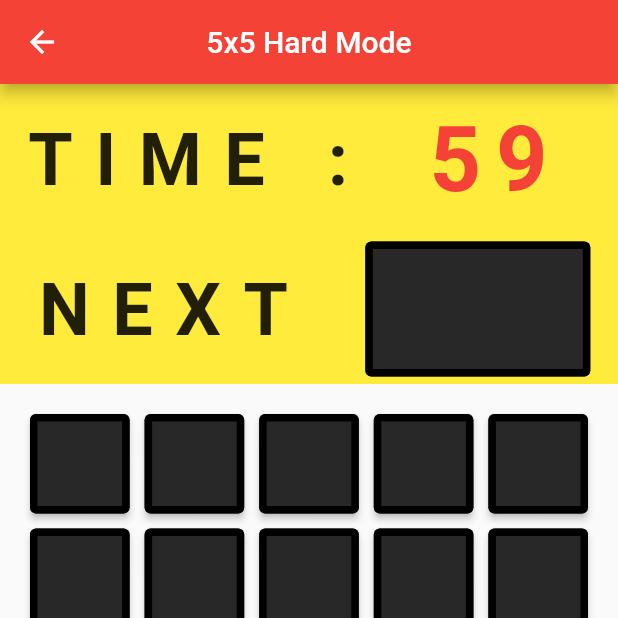
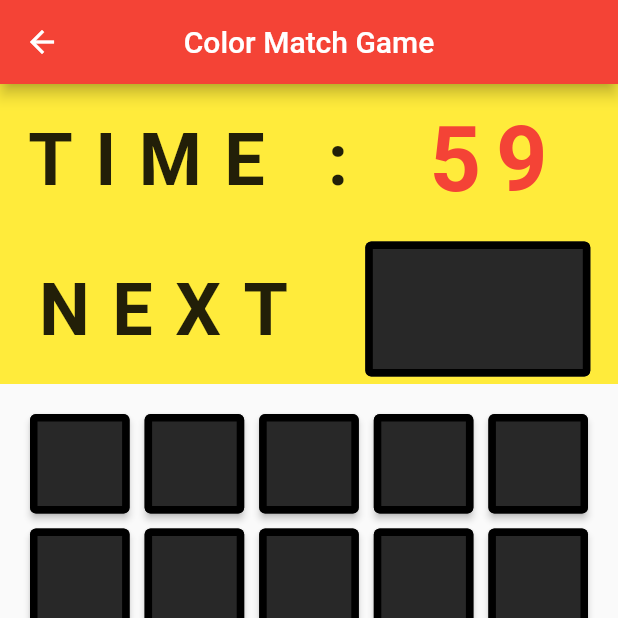
Before and after one commit to ikomanche/Flutter-Color-Game, a Flutter app: the screen it shows after launch, after a tap on "5x5", on a phone screen of 412 x 824 dp, the top half of it. Run offline on Flutter 3.47's test engine with Material 2 defaults, Android fonts, the phone set to English and light mode, and no system bars.

Commit message:
Refactor architecture(removed extra pages)

```diff
--- a/colorgame/lib/5x5.dart
+++ /dev/null
@@ -1,199 +0,0 @@
-import 'dart:async';
-import 'dart:math';
-import 'package:flutter/material.dart';
-import 'Score.dart';
-
-
-
-class MainPart5x5 extends StatelessWidget {
-  @override
-  Widget build(BuildContext context) {
-    return Scaffold(
-      appBar: AppBar(
-        title: Text("5x5 Hard Mode"),
-        centerTitle: true,
-      ),
-      body: Container(
-        //height: double.infinity,
-        child: Column(
-          children: [TimeCounter(), ColorMatch()],
-        ),
-      ),
-    );
-  }
-}
-
-class TimeCounter extends StatefulWidget {
-  @override
-  _TimeCounterState createState() => _TimeCounterState();
-}
-
-int globalscore = 0;
-
-class _TimeCounterState extends State<TimeCounter> {
-  int _counter = 60;
-  Timer _timer;
-
-  void _startTimer() {
-    _counter = 60;
-    if (_timer != null) {
-      _timer.cancel();
-    }
-    _timer = Timer.periodic(Duration(seconds: 1), (timer) {
-      setState(() {
-        if (_counter > 0) {
-          _counter--;
-        } else {
-          _timer.cancel();
-          Navigator.pushNamed(context, '/gameOver',
-              arguments: ScreenArguments(globalscore));
-        }
-      });
-    });
-  }
-
-  @override
-  void initState() {
-    super.initState();
-    _startTimer();
-    globalscore = 0;
-  }
-
-  @override
-  Widget build(BuildContext context) {
-    return Container(
-        height: 100,
-        color: Colors.yellow,
-        child: Row(
-          mainAxisAlignment: MainAxisAlignment.spaceEvenly,
-          children: [
-            Text(
-              'TIME :',
-              textAlign: TextAlign.left,
-              style: TextStyle(
-                  fontWeight: FontWeight.bold,
-                  fontSize: 48,
-                  wordSpacing: 5,
-                  letterSpacing: 15),
-            ),
-            ElevatedButton(
-              onPressed: null,
-              child: Text(
-                '$_counter',
-                textAlign: TextAlign.left,
-                style: TextStyle(
-                    fontWeight: FontWeight.bold,
-                    fontSize: 60,
-                    wordSpacing: 20,
-                    letterSpacing: 10,
-                    color: Colors.red),
-              ),
-              style: ButtonStyle(
-                backgroundColor: MaterialStateProperty.all(Colors.transparent),
-                minimumSize: MaterialStateProperty.all(Size(150, 90)),
-                //side: MaterialStateProperty.all(BorderSide(width: 5)),
-              ),
-            )
-          ],
-        ));
-  }
-}
-
-class ColorMatch extends StatefulWidget {
-  @override
-  _ColorMatchState createState() => _ColorMatchState();
-}
-
-class _ColorMatchState extends State<ColorMatch> {
-  getRandomColor() {
-    var randomColorValueR = Random().nextInt(255);
-    var randomColorValueB = Random().nextInt(255);
-    var randomColorValueG = Random().nextInt(255);
-    Color randomCOlor = Color.fromARGB(
-        255, randomColorValueR, randomColorValueB, randomColorValueG);
-    return randomCOlor;
-  }
-
-  getRandomIndex() {
-    var randomIndex = Random().nextInt(8);
-    return randomIndex;
-  }
-
-  @override
-  Widget build(BuildContext context) {
-    Color mainColor = getRandomColor();
-    int randomIndex = getRandomIndex();
-    return Container(
-      height: 620,
-      //color: Colors.blue,
-      child: Column(
-        children: [
-          Container(
-              height: 100,
-              color: Colors.yellow,
-              child: Column(
-                mainAxisAlignment: MainAxisAlignment.spaceEvenly,
-                crossAxisAlignment: CrossAxisAlignment.stretch,
-                children: [
-                  Row(
-                    mainAxisAlignment: MainAxisAlignment.spaceEvenly,
-                    children: [
-                      Text(
-                        'NEXT ',
-                        textAlign: TextAlign.left,
-                        style: TextStyle(
-                            fontWeight: FontWeight.bold,
-                            fontSize: 48,
-                            wordSpacing: 20,
-                            letterSpacing: 15),
-                      ),
-                      ElevatedButton(
-                        onPressed: null,
-                        child: null,
-                        style: ButtonStyle(
-                          backgroundColor: MaterialStateProperty.all(mainColor),
-                          minimumSize: MaterialStateProperty.all(Size(150, 90)),
-                          side: MaterialStateProperty.all(BorderSide(width: 5)),
-                        ),
-                      )
-                    ],
-                  )
-                ],
-              )),
-          Container(
-            height: 520,
-            child: GridView.count(
-              crossAxisCount: 5,
-              primary: false,
-              padding: const EdgeInsets.all(20),
-              crossAxisSpacing: 10,
-              mainAxisSpacing: 10,
-              children: List.generate(25, (index) {
-                return ElevatedButton(
-                  onPressed: randomIndex == index
-                      ? () {
-                          setState(() {
-                            mainColor = getRandomColor();
-                            randomIndex = getRandomIndex();
-                            globalscore += 10;
-                          });
-                        }
-                      : () {
-                          globalscore -= 10;
-                        },
-                  child: null,
-                  style: ButtonStyle(
-                    backgroundColor: MaterialStateProperty.all(
-                        randomIndex == index ? mainColor : getRandomColor()),
-                    side: MaterialStateProperty.all(BorderSide(width: 5)),
-                  ),
-                );
-              }),
-            ),
-            //color: Colors.green,
-          )
-        ],
-      ),
-    );
-  }
-}
--- a/colorgame/lib/Score.dart
+++ /dev/null
@@ -1,4 +0,0 @@
-class ScreenArguments {
-  final int score;
-  ScreenArguments(this.score);
-}
--- a/colorgame/lib/3x3.dart
+++ b/colorgame/lib/gameScene.dart
@@ -1,14 +1,19 @@
 import 'dart:async';
 import 'dart:math';
 import 'package:flutter/material.dart';
-import 'Score.dart';
+import 'home.dart';
 
-class MainPart3x3 extends StatelessWidget {
+class ScreenArguments {
+  final int score;
+  ScreenArguments(this.score);
+}
+
+class MainPart extends StatelessWidget {
   @override
   Widget build(BuildContext context) {
     return Scaffold(
       appBar: AppBar(
-        title: Text("3x3 Easy Mode"),
+        title: Text("Color Match Game"),
         centerTitle: true,
       ),
       body: Container(
@@ -88,8 +93,7 @@ class _TimeCounterState extends State<TimeCounter> {
               ),
               style: ButtonStyle(
                 backgroundColor: MaterialStateProperty.all(Colors.transparent),
-                minimumSize: MaterialStateProperty.all(Size(150, 90)),
-                //side: MaterialStateProperty.all(BorderSide(width: 5)),
+                minimumSize: MaterialStateProperty.all(Size(150, 90))
               ),
             )
           ],
@@ -119,6 +123,7 @@ class _ColorMatchState extends State<ColorMatch> {
 
   @override
   Widget build(BuildContext context) {
+    final ScreenArguments2 args = ModalRoute.of(context).settings.arguments as ScreenArguments2;
     Color mainColor = getRandomColor();
     int randomIndex = getRandomIndex();
     return Container(
@@ -161,12 +166,12 @@ class _ColorMatchState extends State<ColorMatch> {
           Container(
             height: 520,
             child: GridView.count(
-              crossAxisCount: 3,
+              crossAxisCount: args.mode,
               primary: false,
               padding: const EdgeInsets.all(20),
               crossAxisSpacing: 10,
               mainAxisSpacing: 10,
-              children: List.generate(9, (index) {
+              children: List.generate(args.mode * args.mode, (index) {
                 return ElevatedButton(
                   onPressed: randomIndex == index
                       ? () {
@@ -188,7 +193,6 @@ class _ColorMatchState extends State<ColorMatch> {
                 );
               }),
             ),
-            //color: Colors.green,
           )
         ],
       ),
--- a/colorgame/lib/home.dart
+++ b/colorgame/lib/home.dart
@@ -1,4 +1,9 @@
 import 'package:flutter/material.dart';
+
+class ScreenArguments2 {
+  final int mode;
+  ScreenArguments2(this.mode);
+}
 
 class MyHomePage extends StatelessWidget {
   MyHomePage(this.title);
@@ -34,21 +39,17 @@ class MyHomePage extends StatelessWidget {
               ),
             ),
             LimitedBox(
-              //maxHeight: 750,
               child: Container(
-                //height: 250,
-                //color: Colors.blue,
                 child: Center(
-                  //widthFactor: 150,
                   child: Column(
                     mainAxisAlignment: MainAxisAlignment.spaceEvenly,
                     crossAxisAlignment: CrossAxisAlignment.stretch,
                     children: [
                       ElevatedButton(
                           onPressed: () {
-                            Navigator.pushNamed(context, '/3x3');
+                            Navigator.pushNamed(context, '/startGame',arguments: ScreenArguments2(3));
                           },
-                          child: Text('3x3'),
+                          child: Text('3x3',style: TextStyle(color: Colors.black,fontWeight: FontWeight.bold)),
                           style: ButtonStyle(
                               backgroundColor: MaterialStateProperty.all<Color>(
                                   Colors.green),
@@ -56,9 +57,9 @@ class MyHomePage extends StatelessWidget {
                                   Size(150, 100)))),
                       ElevatedButton(
                           onPressed: () {
-                            Navigator.pushNamed(context, '/4x4');
+                            Navigator.pushNamed(context, '/startGame',arguments: ScreenArguments2(4));
                           },
-                          child: Text('4x4'),
+                          child: Text('4x4',style: TextStyle(color: Colors.black,fontWeight: FontWeight.bold)),
                           style: ButtonStyle(
                               backgroundColor: MaterialStateProperty.all<Color>(
                                   Colors.yellow),
@@ -66,9 +67,9 @@ class MyHomePage extends StatelessWidget {
                                   Size(150, 100)))),
                       ElevatedButton(
                           onPressed: () {
-                            Navigator.pushNamed(context, '/5x5');
+                            Navigator.pushNamed(context, '/startGame',arguments: ScreenArguments2(5));
                           },
-                          child: Text('5x5'),
+                          child: Text('5x5',style: TextStyle(color: Colors.black,fontWeight: FontWeight.bold)),
                           style: ButtonStyle(
                               backgroundColor:
                                   MaterialStateProperty.all<Color>(Colors.red),
--- a/colorgame/lib/main.dart
+++ b/colorgame/lib/main.dart
@@ -1,9 +1,7 @@
 import 'package:colorgame/gameOver.dart';
 import 'package:flutter/material.dart';
 
-import '3x3.dart';
-import '4x4.dart';
-import '5x5.dart';
+import 'gameScene.dart';
 import 'home.dart';
 
 void main() {
@@ -19,12 +17,10 @@ class MyApp extends StatelessWidget {
       theme: ThemeData(
         primarySwatch: Colors.red,
       ),
-      //home: MyHomePage('Color Game'),
+
       routes: {
         '/':(context) => MyHomePage('Color Game'),
-        '/3x3':(context) => MainPart3x3(),
-        '/4x4':(context) => MainPart4x4(),
-        '/5x5':(context) => MainPart5x5(),
+        '/startGame':(context) => MainPart(),
         '/gameOver':(context) => GameOverScreen()
       },
       initialRoute: '/',
```
Also changed, not shown: colorgame/lib/4x4.dart (deleted, +0 -197 lines), colorgame/lib/gameOver.dart (+22 -13 lines).
